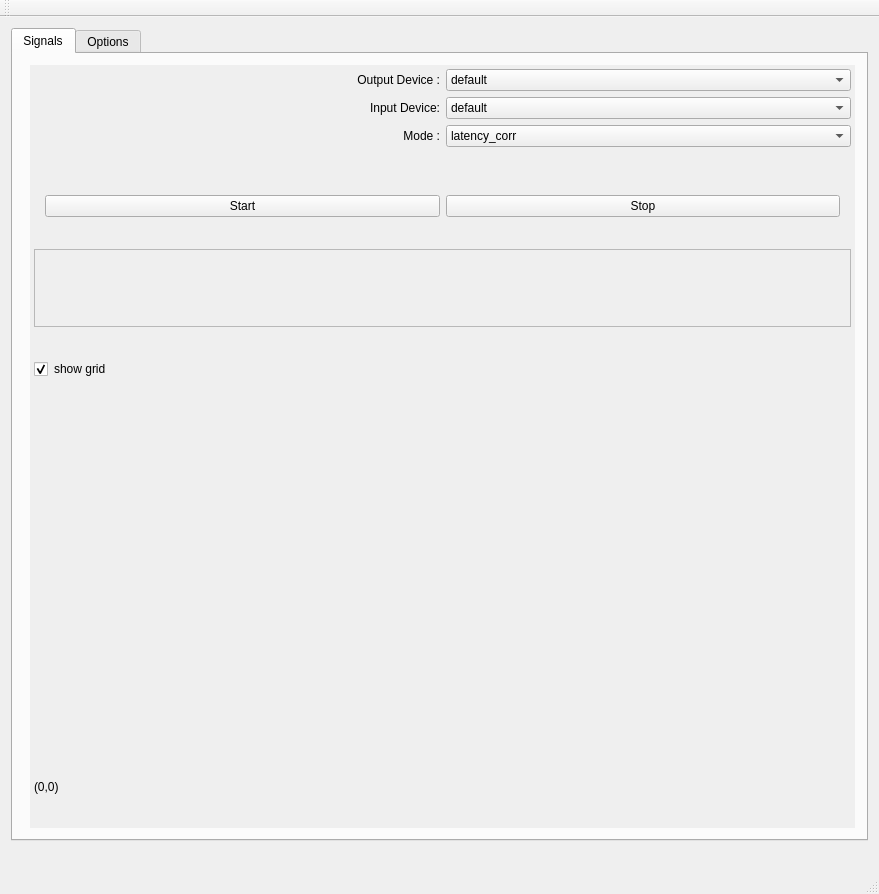
This is src/gui/MainWindow.ui in gavv/signal-estimator as Qt 5 draws it before an edit. The edited form follows.
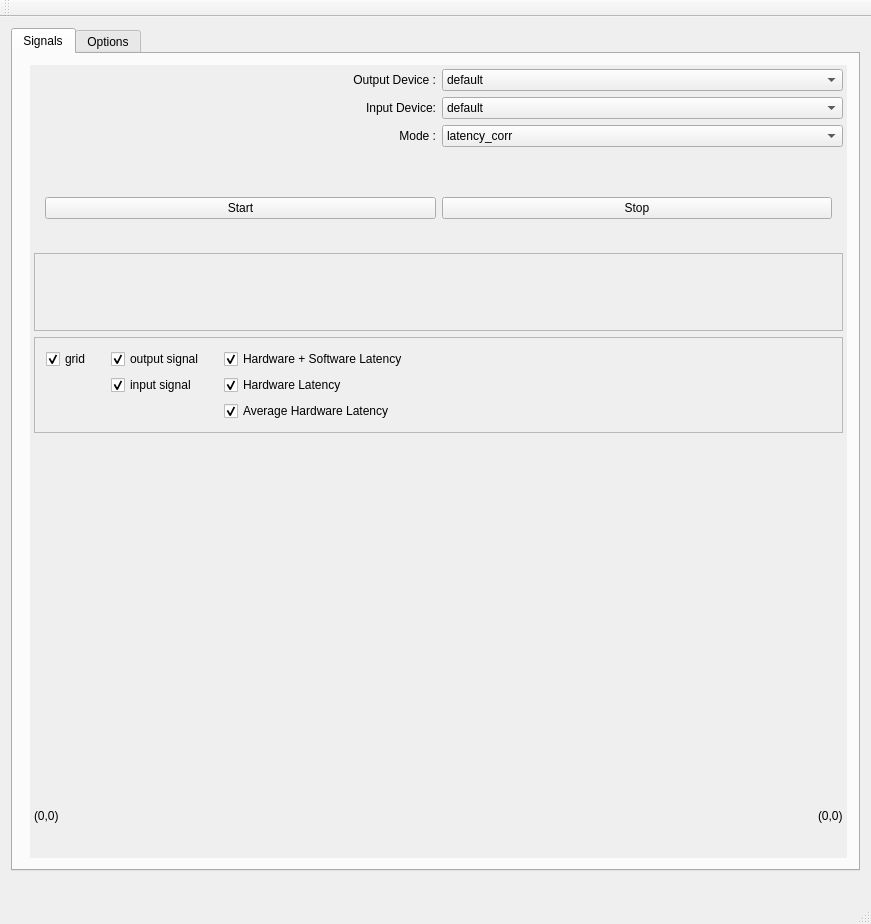
This is the edited form. Custom widgets are drawn as their Qt base class.

Diff of the .ui file:
```diff
--- a/src/gui/MainWindow.ui
+++ b/src/gui/MainWindow.ui
@@ -6,8 +6,8 @@
    <rect>
     <x>0</x>
     <y>0</y>
-    <width>879</width>
-    <height>894</height>
+    <width>871</width>
+    <height>924</height>
    </rect>
   </property>
   <property name="minimumSize">
@@ -36,7 +36,7 @@
           <property name="minimumSize">
            <size>
             <width>0</width>
-            <height>700</height>
+            <height>750</height>
            </size>
           </property>
           <property name="frameShape">
@@ -50,8 +50,8 @@
             <rect>
              <x>0</x>
              <y>0</y>
-             <width>845</width>
-             <height>757</height>
+             <width>825</width>
+             <height>773</height>
             </rect>
            </property>
            <layout class="QVBoxLayout" name="verticalLayout">
@@ -277,23 +277,88 @@
              </widget>
             </item>
             <item>
-             <layout class="QHBoxLayout" name="horizontalLayout_3">
-              <item>
+             <widget class="QFrame" name="gridFrame">
+              <property name="autoFillBackground">
+               <bool>true</bool>
+              </property>
+              <property name="frameShape">
+               <enum>QFrame::StyledPanel</enum>
+              </property>
+              <property name="frameShadow">
+               <enum>QFrame::Raised</enum>
+              </property>
+              <property name="lineWidth">
+               <number>2</number>
+              </property>
+              <layout class="QGridLayout" name="gridLayout_2">
+               <property name="horizontalSpacing">
+                <number>20</number>
+               </property>
+               <item row="1" column="2">
+                <widget class="QCheckBox" name="CheckBoxData2">
+                 <property name="text">
+                  <string>Hardware Latency</string>
+                 </property>
+                 <property name="checked">
+                  <bool>true</bool>
+                 </property>
+                </widget>
+               </item>
+               <item row="0" column="0">
                <widget class="QCheckBox" name="GridCheckBox">
+                 <property name="text">
+                  <string>grid</string>
+                 </property>
                 <property name="checked">
                  <bool>true</bool>
                 </property>
                </widget>
               </item>
-              <item>
-               <widget class="QLabel" name="GridCheckBoxLabel">
+               <item row="1" column="1">
+                <widget class="QCheckBox" name="CheckBoxIn">
                 <property name="text">
-                 <string>&lt;html&gt;&lt;head/&gt;&lt;body&gt;&lt;p&gt;show grid&lt;/p&gt;&lt;/body&gt;&lt;/html&gt;</string>
-                </property>
-               </widget>
-              </item>
-              <item>
-               <spacer name="horizontalSpacer_3">
+                  <string>input signal</string>
+                 </property>
+                 <property name="checked">
+                  <bool>true</bool>
+                 </property>
+                </widget>
+               </item>
+               <item row="0" column="2">
+                <widget class="QCheckBox" name="CheckBoxData1">
+                 <property name="text">
+                  <string>Hardware + Software Latency</string>
+                 </property>
+                 <property name="checked">
+                  <bool>true</bool>
+                 </property>
+                </widget>
+               </item>
+               <item row="2" column="2">
+                <widget class="QCheckBox" name="CheckBoxData3">
+                 <property name="text">
+                  <string>Average Hardware Latency</string>
+                 </property>
+                 <property name="checked">
+                  <bool>true</bool>
+                 </property>
+                </widget>
+               </item>
+               <item row="0" column="1">
+                <widget class="QCheckBox" name="CheckBoxOut">
+                 <property name="text">
+                  <string>output signal</string>
+                 </property>
+                 <property name="checked">
+                  <bool>true</bool>
+                 </property>
+                 <property name="tristate">
+                  <bool>false</bool>
+                 </property>
+                </widget>
+               </item>
+               <item row="0" column="3">
+                <spacer name="horizontalSpacer">
                 <property name="orientation">
                  <enum>Qt::Horizontal</enum>
                 </property>
@@ -306,6 +371,7 @@
                </spacer>
               </item>
              </layout>
+             </widget>
             </item>
             <item>
              <widget class="QFrame" name="frame_3">
@@ -402,6 +468,13 @@
                 </property>
                </spacer>
               </item>
+              <item>
+               <widget class="QLabel" name="CursorPositionLabelRight">
+                <property name="text">
+                 <string>(0,0)</string>
+                </property>
+               </widget>
+              </item>
              </layout>
             </item>
            </layout>
```
Left out of the diff: 6 changed lines with no effect on the pictures. Lines whose indentation alone changed are shown as unchanged.
